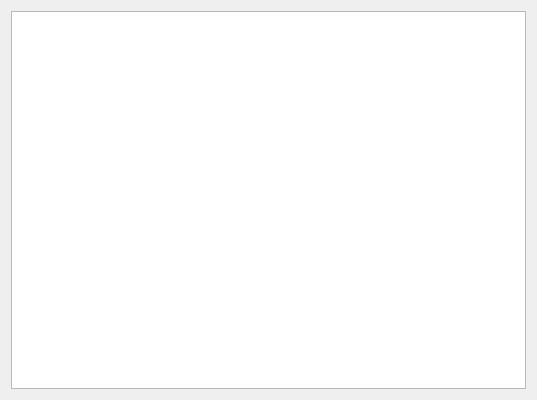
Before: the Qt Designer form program/patterns_ui/graphic.ui in HarmlessmanArs/OCT_newest_program, drawn with Qt 5.
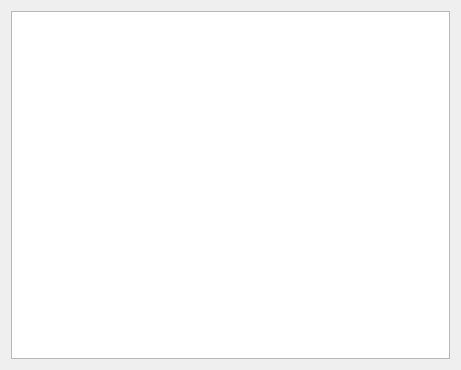
After: the same form once the commit is applied.

The edit to the form file:
```diff
--- a/program/patterns_ui/graphic.ui
+++ b/program/patterns_ui/graphic.ui
@@ -6,10 +6,16 @@
    <rect>
     <x>0</x>
     <y>0</y>
-    <width>537</width>
-    <height>400</height>
+    <width>461</width>
+    <height>370</height>
    </rect>
   </property>
+  <property name="minimumSize">
+   <size>
+    <width>461</width>
+    <height>370</height>
+   </size>
+  </property>
   <property name="windowTitle">
    <string>Form</string>
   </property>
```
